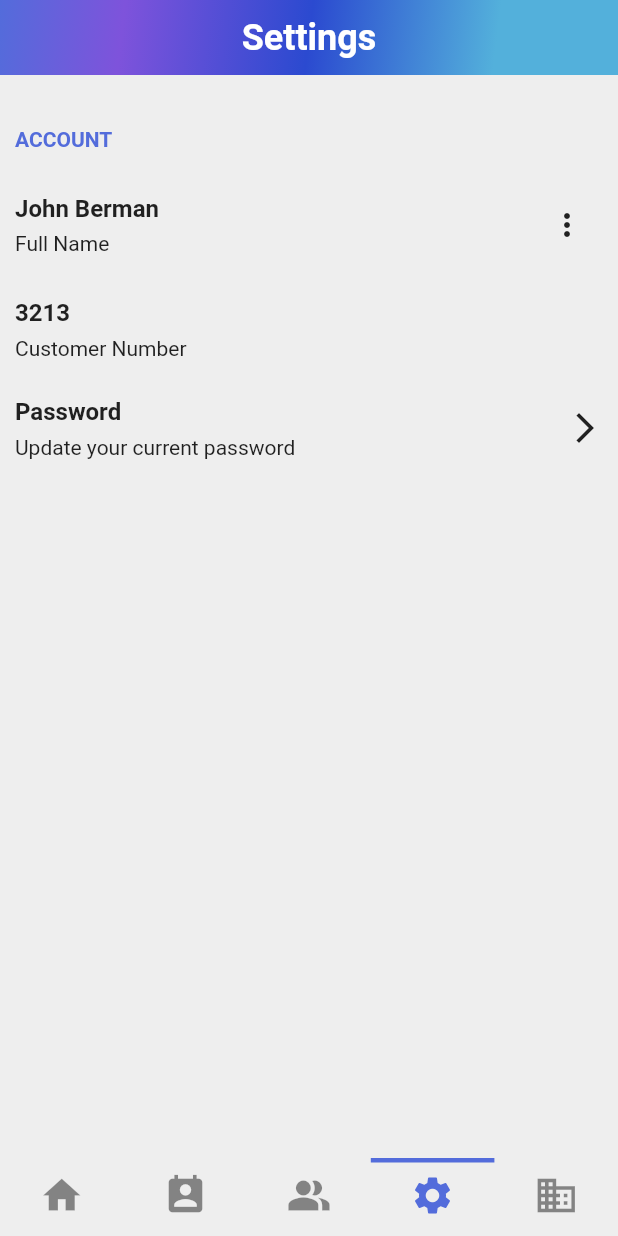
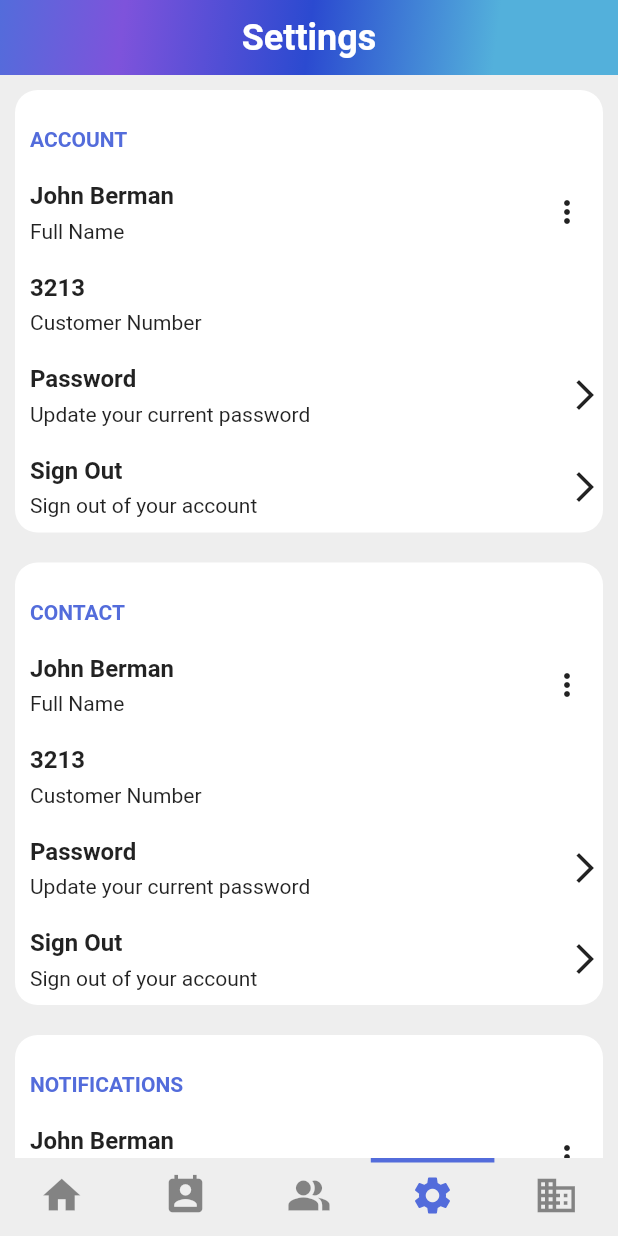
Before and after one commit to andrem122/NovaOneAppFlutter, a Flutter app: the screen it shows after launch, item 4 of the bottom bar chosen, on a phone screen of 412 x 824 dp. Run offline on Flutter 3.47's test engine with Material 2 defaults, Android fonts, the phone set to English and light mode, and no system bars; our stand-ins replace charts_flutter, device_preview, equatable, table_calendar.

Commit message:
Finished mobile portrait for settings screen

```diff
--- a/lib/screens/settings/settingsMobile.dart
+++ b/lib/screens/settings/settingsMobile.dart
@@ -15,31 +15,7 @@ class SettingsMobilePortrait extends StatelessWidget {
 
   @override
   Widget build(BuildContext context) {
-    return Scaffold(
-      body: Column(
-        crossAxisAlignment: CrossAxisAlignment.start,
-        children: [
-          NovaOneAppBar(
-            title: 'Settings',
-          ),
-          const SizedBox(
-            height: spaceBetweenSettingsItems,
-          ),
-          Padding(
-            padding: const EdgeInsets.all(defaultPadding),
-            child: Column(
-              crossAxisAlignment: CrossAxisAlignment.start,
-              children: [
-                Text(
-                  'Account'.toUpperCase(),
-                  style: Theme.of(context).textTheme.headline3.copyWith(
-                      color: Palette.primaryColor,
-                      fontSize: 14,
-                      fontWeight: FontWeight.bold),
-                ),
-                const SizedBox(
-                  height: spaceBetweenSettingsItems,
-                ),
+    final List<Widget> accountChildren = [
       _SettingsTableItem(
         title: user.fullName,
         subtitle: 'Full Name',
@@ -49,8 +25,7 @@ class SettingsMobilePortrait extends StatelessWidget {
           },
           icon: Icon(Icons.more_vert),
           onSelected: (listTableItemMenuOptions) {
-                      if (listTableItemMenuOptions ==
-                          ListTableItemMenuOptions.Edit) {
+            if (listTableItemMenuOptions == ListTableItemMenuOptions.Edit) {
               // TODO: Action for editing
               print('Edit Settings Item');
             } else if (listTableItemMenuOptions ==
@@ -60,23 +35,62 @@ class SettingsMobilePortrait extends StatelessWidget {
             }
           },
         ),
-                ),
-                const SizedBox(
-                  height: spaceBetweenSettingsItems,
+        onTap: () {},
       ),
       _SettingsTableItem(
         title: '${user.userId}',
         subtitle: 'Customer Number',
-                ),
-                const SizedBox(
-                  height: spaceBetweenSettingsItems,
+        onTap: () {},
       ),
       _SettingsTableItem(
         title: 'Password',
         subtitle: 'Update your current password',
         trailingWidget: Icon(Icons.arrow_forward_ios_sharp),
+        onTap: () {},
+      ),
+      _SettingsTableItem(
+        title: 'Sign Out',
+        subtitle: 'Sign out of your account',
+        trailingWidget: Icon(Icons.arrow_forward_ios_sharp),
+        onTap: () {},
+        isLastItem: true,
+      ),
+    ];
+
+    return Scaffold(
+      body: Column(
+        children: [
+          NovaOneAppBar(
+            title: 'Settings',
+          ),
+          Expanded(
+            child: SingleChildScrollView(
+              child: Column(
+                crossAxisAlignment: CrossAxisAlignment.start,
+                children: [
+                  Padding(
+                    padding: const EdgeInsets.all(defaultPadding),
+                    child: _SettingsTableSection(
+                      sectionTitle: 'Account',
+                      children: accountChildren,
+                    ),
+                  ),
+                  Padding(
+                    padding: const EdgeInsets.all(defaultPadding),
+                    child: _SettingsTableSection(
+                      sectionTitle: 'Contact',
+                      children: accountChildren,
+                    ),
+                  ),
+                  Padding(
+                    padding: const EdgeInsets.all(defaultPadding),
+                    child: _SettingsTableSection(
+                      sectionTitle: 'Notifications',
+                      children: accountChildren,
+                    ),
                   ),
                 ],
+              ),
             ),
           ),
         ],
@@ -85,26 +99,94 @@ class SettingsMobilePortrait extends StatelessWidget {
   }
 }
 
+class _SettingsTableSection extends StatelessWidget {
+  const _SettingsTableSection({
+    Key key,
+    @required this.sectionTitle,
+    @required this.children,
+  })  : assert(sectionTitle != null),
+        assert(children != null),
+        super(key: key);
+
+  final List<Widget> children;
+  final String sectionTitle;
+
+  @override
+  Widget build(BuildContext context) {
+    return RoundedContainer(
+      padding: EdgeInsets.zero,
+      child: Column(
+        crossAxisAlignment: CrossAxisAlignment.start,
+        children: <Widget>[
+          const SizedBox(
+            height: spaceBetweenSettingsItems,
+          ),
+          Padding(
+            padding: const EdgeInsets.only(
+                left: defaultPadding, bottom: defaultPadding),
+            child: Text(
+              sectionTitle.toUpperCase(),
+              style: Theme.of(context).textTheme.headline3.copyWith(
+                  color: Palette.primaryColor,
+                  fontSize: 14,
+                  fontWeight: FontWeight.bold),
+            ),
+          ),
+        ]..addAll(children),
+      ),
+    );
+  }
+}
+
+/// A table item that goes into a table section
+///
+/// [isLastItem] will give the InkWell a rounded border for the bottom left and bottom right border radii
+/// [isFirstItem] will give the InkWell a rounded border for the top left and top right border radii
 class _SettingsTableItem extends StatelessWidget {
   final String title;
   final String subtitle;
   final Widget trailingWidget;
+  final Function() onTap;
+  final bool isLastItem;
+  final bool isFirstItem;
 
   const _SettingsTableItem(
       {Key key,
       @required this.title,
       @required this.subtitle,
-      this.trailingWidget})
+      this.trailingWidget,
+      @required this.onTap,
+      this.isLastItem = false,
+      this.isFirstItem = false})
       : assert(title != null),
         assert(subtitle != null),
+        assert(onTap != null),
         super(key: key);
 
   @override
   Widget build(BuildContext context) {
-    return Row(
+    BorderRadius itemBorderRadius;
+    if (isFirstItem) {
+      itemBorderRadius = BorderRadius.only(
+          topLeft: Radius.circular(borderRadius),
+          topRight: Radius.circular(borderRadius));
+    } else if (isLastItem) {
+      itemBorderRadius = BorderRadius.only(
+          bottomLeft: Radius.circular(borderRadius),
+          bottomRight: Radius.circular(borderRadius));
+    }
+
+    return Material(
+      color: Colors.transparent,
+      child: InkWell(
+        borderRadius: itemBorderRadius,
+        onTap: onTap,
+        child: Row(
           mainAxisAlignment: MainAxisAlignment.spaceBetween,
           children: [
-        Column(
+            Padding(
+              padding: const EdgeInsets.all(defaultPadding),
+              child: Column(
                 crossAxisAlignment: CrossAxisAlignment.start,
                 children: <Widget>[
                   Text(title,
@@ -121,8 +203,11 @@ class _SettingsTableItem extends StatelessWidget {
                   ),
                 ],
               ),
+            ),
             trailingWidget != null ? trailingWidget : SizedBox.shrink(),
           ],
+        ),
+      ),
     );
   }
 }
--- /dev/null
+++ b/lib/utils/statefulWrapper.dart
@@ -0,0 +1,30 @@
+import 'package:flutter/material.dart';
+
+/// A wrapper class for widgets of type StatelessWidget so that we can run some initilization code if we need to
+///
+/// [onInit] must be provided and a [child] widget. [onInit] allows us to run whatever code we want when the
+/// stateless widget is initialized.
+class StatefulWrapper extends StatefulWidget {
+  final Function onInit;
+  final Widget child;
+
+  const StatefulWrapper({Key key, @required this.onInit, @required this.child})
+      : assert(onInit != null),
+        assert(child != null),
+        super(key: key);
+  @override
+  _StatefulWrapperState createState() => _StatefulWrapperState();
+}
+
+class _StatefulWrapperState extends State<StatefulWrapper> {
+  @override
+  void initState() {
+    if (widget.onInit != null) {
+      widget.onInit();
+    }
+    super.initState();
+  }
+
+  @override
+  Widget build(BuildContext context) => widget.child;
+}
--- a/lib/utils/utils.dart
+++ b/lib/utils/utils.dart
@@ -1 +1,2 @@
 export 'uiUtils.dart';
+export 'statefulWrapper.dart';
--- a/lib/widgets/roundedContainer.dart
+++ b/lib/widgets/roundedContainer.dart
@@ -7,6 +7,7 @@ class RoundedContainer extends StatelessWidget {
   final double width;
   final BoxConstraints constraints;
   final List<BoxShadow> boxShadow;
+  final EdgeInsets padding;
 
   const RoundedContainer({
     Key key,
@@ -15,12 +16,13 @@ class RoundedContainer extends StatelessWidget {
     this.width = double.infinity,
     this.constraints = const BoxConstraints(),
     this.boxShadow,
+    this.padding,
   })  : assert(child != null),
         super(key: key);
   @override
   Widget build(BuildContext context) {
     final Widget containerWithHeight = Container(
-      padding: const EdgeInsets.all(10),
+      padding: padding != null ? padding : EdgeInsets.all(defaultPadding),
       constraints: constraints,
       height: height,
       width: width,
@@ -32,7 +34,7 @@ class RoundedContainer extends StatelessWidget {
     );
 
     final Widget containerWithoutHeight = Container(
-      padding: const EdgeInsets.all(10),
+      padding: padding != null ? padding : EdgeInsets.all(defaultPadding),
       width: width,
       constraints: constraints,
       decoration: BoxDecoration(
```
Lines whose indentation alone changed are shown as unchanged.
